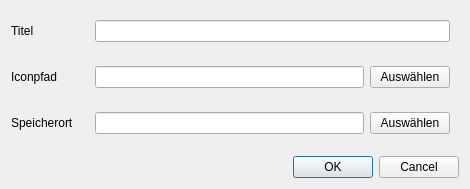
This is res/regeltest_save.ui in jfeil/RegeltestCreator as Qt 5 draws it before an edit. The edited form follows.
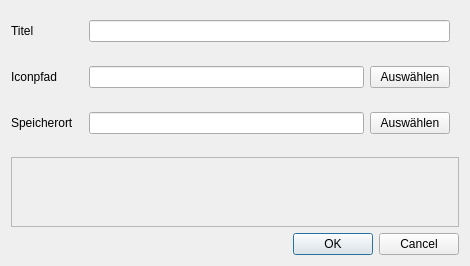
This is the edited form.

Commit message: Add basic possibility to use multiplechoice questions as text question

The edit to the form file:
```diff
--- a/res/regeltest_save.ui
+++ b/res/regeltest_save.ui
@@ -7,7 +7,7 @@
     <x>0</x>
     <y>0</y>
     <width>470</width>
-    <height>189</height>
+    <height>266</height>
    </rect>
   </property>
   <property name="focusPolicy">
@@ -17,6 +17,22 @@
    <string>Save Regeltest</string>
   </property>
   <layout class="QGridLayout" name="gridLayout">
+   <item row="1" column="1">
+    <widget class="QWidget" name="widget" native="true">
+     <layout class="QHBoxLayout" name="horizontalLayout">
+      <item>
+       <widget class="QLineEdit" name="icon_path_edit"/>
+      </item>
+      <item>
+       <widget class="QPushButton" name="icon_edit_button">
+        <property name="text">
+         <string>Auswählen</string>
+        </property>
+       </widget>
+      </item>
+     </layout>
+    </widget>
+   </item>
    <item row="0" column="0">
     <widget class="QLabel" name="label">
      <property name="text">
@@ -31,18 +47,24 @@
      </property>
     </widget>
    </item>
-   <item row="1" column="2">
-    <widget class="QWidget" name="widget" native="true">
-     <layout class="QHBoxLayout" name="horizontalLayout">
+   <item row="6" column="0" colspan="2">
+    <widget class="QDialogButtonBox" name="buttonBox">
+     <property name="orientation">
+      <enum>Qt::Horizontal</enum>
+     </property>
+     <property name="standardButtons">
+      <set>QDialogButtonBox::Cancel|QDialogButtonBox::Ok</set>
+     </property>
+    </widget>
+   </item>
+   <item row="0" column="1">
+    <widget class="QWidget" name="widget_3" native="true">
+     <property name="focusPolicy">
+      <enum>Qt::StrongFocus</enum>
+     </property>
+     <layout class="QHBoxLayout" name="horizontalLayout_3">
       <item>
-       <widget class="QLineEdit" name="icon_path_edit"/>
-      </item>
-      <item>
-       <widget class="QPushButton" name="icon_edit_button">
-        <property name="text">
-            <string>Auswählen</string>
-        </property>
-       </widget>
+       <widget class="QLineEdit" name="title_edit"/>
       </item>
      </layout>
     </widget>
@@ -54,7 +76,7 @@
      </property>
     </widget>
    </item>
-   <item row="3" column="2">
+   <item row="3" column="1">
     <widget class="QWidget" name="widget_2" native="true">
      <layout class="QHBoxLayout" name="horizontalLayout_2">
       <item>
@@ -70,6 +92,23 @@
      </layout>
     </widget>
    </item>
+   <item row="5" column="0" colspan="2">
+    <widget class="QScrollArea" name="scrollArea">
+     <property name="widgetResizable">
+      <bool>true</bool>
+     </property>
+     <widget class="QWidget" name="question_scrollable">
+      <property name="geometry">
+       <rect>
+        <x>0</x>
+        <y>0</y>
+        <width>450</width>
+        <height>69</height>
+       </rect>
+      </property>
+     </widget>
+    </widget>
+   </item>
    <item row="4" column="0">
     <spacer name="verticalSpacer">
      <property name="orientation">
@@ -83,28 +122,6 @@
      </property>
     </spacer>
    </item>
-   <item row="5" column="0" colspan="3">
-    <widget class="QDialogButtonBox" name="buttonBox">
-     <property name="orientation">
-      <enum>Qt::Horizontal</enum>
-     </property>
-     <property name="standardButtons">
-      <set>QDialogButtonBox::Cancel|QDialogButtonBox::Ok</set>
-     </property>
-    </widget>
-   </item>
-   <item row="0" column="2">
-    <widget class="QWidget" name="widget_3" native="true">
-     <property name="focusPolicy">
-      <enum>Qt::StrongFocus</enum>
-     </property>
-     <layout class="QHBoxLayout" name="horizontalLayout_3">
-      <item>
-       <widget class="QLineEdit" name="title_edit"/>
-      </item>
-     </layout>
-    </widget>
-   </item>
   </layout>
  </widget>
  <tabstops>
```
Left out of the diff: 6 changed lines with no effect on the pictures. The commit also changes 6 other files.
